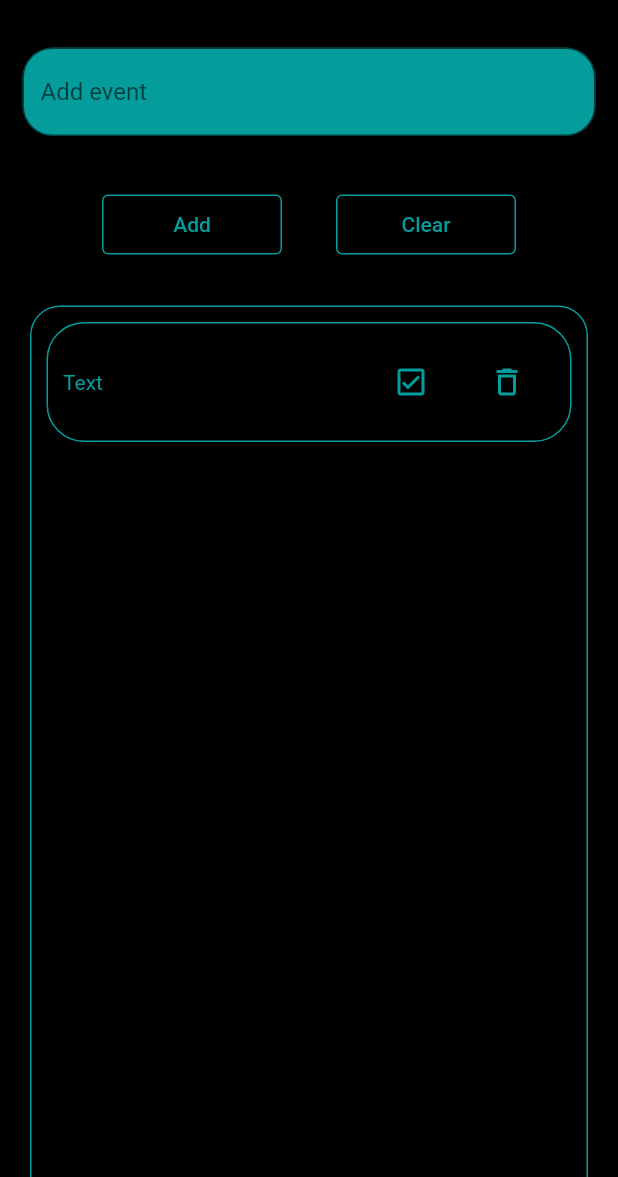
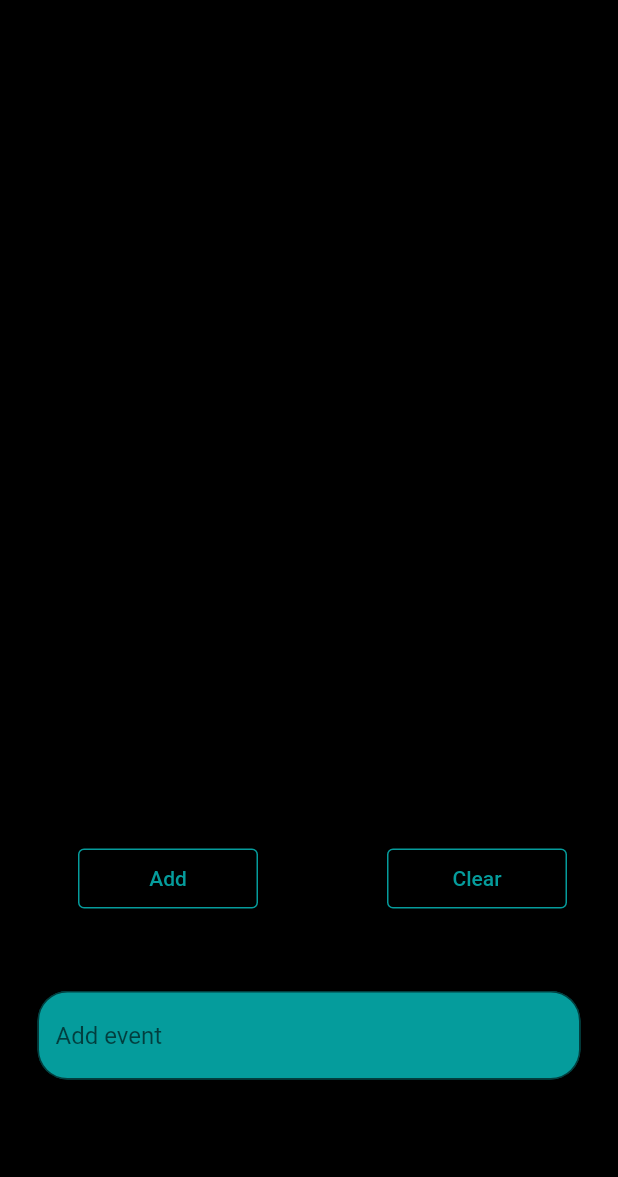
Before and after one commit to matev0syan/ToDoList, a Flutter app: the screen it shows after launch, after a tap on "Add", on a phone screen of 412 x 824 dp, the part 59-1236 px from its top. Run offline on Flutter 3.47's test engine with Material 2 defaults, Android fonts, the phone set to English and light mode, and no system bars; Roboto replaces fonts that are missing (Times New Roman).

Commit message:
with setstate end

```diff
--- a/lib/main.dart
+++ b/lib/main.dart
@@ -16,6 +16,10 @@ class MyApp extends StatefulWidget {
 }
 
 class _MyAppState extends State<MyApp> {
+  TextEditingController inputText = TextEditingController();
+  List todoList = [];
+  Color colortodo = Color.fromARGB(255, 5, 156, 156);
+  String useradd = '';
   @override
   Widget build(BuildContext context) {
     return MaterialApp(
@@ -33,15 +37,110 @@ class _MyAppState extends State<MyApp> {
             )),
             backgroundColor: Color.fromARGB(255, 0, 0, 0),
           ),
-            body: Column(
+          body: ListView.builder(
+              itemCount: todoList.length,
+              itemBuilder: (BuildContext context, int index) {
+                return Card(
+                    color: colortodo,
+                    borderOnForeground: true,
+                    child: Padding(
+                      padding: const EdgeInsets.fromLTRB(20, 5, 20, 5),
+                      child: Row(
+                        mainAxisAlignment: MainAxisAlignment.spaceBetween,
                         children: [
-                InputSpace(),
+                          Text('${index + 1}'),
+                          Text(todoList[index]),
                           Row(
+                            children: [
+                              IconButton(
+                                icon: Icon(Icons.done_outline),
+                                onPressed: () {
+                                  setState(() {
+                                    colortodo =
+                                        Color.fromARGB(255, 5, 207, 160);
+                                  });
+                                },
+                              ),
+                              IconButton(
+                                icon: Icon(Icons.delete_outline),
+                                onPressed: () {
+                                  setState(() {
+                                    todoList.removeAt(index);
+                                  });
+                                },
+                              ),
+                            ],
+                          )
+                        ],
+                      ),
+                    ));
+              }),
+          floatingActionButton: Row(
             mainAxisAlignment: MainAxisAlignment.spaceAround,
-                  children: [ButtonAdd(), ButtonClear()],
+            children: [
+              Padding(
+                padding: const EdgeInsets.fromLTRB(60, 20, 10, 10),
+                child: ElevatedButton(
+                  style: ElevatedButton.styleFrom(
+                    minimumSize: const Size(120, 40),
+                    side: const BorderSide(
+                      color: Color.fromARGB(255, 5, 156, 156),
                     ),
-                ToDoContainer(),
+                    primary: const Color.fromARGB(255, 0, 0, 0),
+                    onPrimary: const Color.fromARGB(255, 5, 156, 156),
+                  ),
+                  child: Text('Add'),
+                  onPressed: () {
+                    setState(() {
+                      if (useradd != '') {
+                        colortodo = Color.fromARGB(255, 5, 156, 156);
+                        todoList.add(useradd);
+                        inputText.clear();
+                        useradd = '';
+                      } else
+                        print('eror');
+                    });
+                  },
+                ),
+              ),
+              Padding(
+                padding: const EdgeInsets.fromLTRB(60, 20, 10, 10),
+                child: ElevatedButton(
+                  style: ElevatedButton.styleFrom(
+                    minimumSize: const Size(120, 40),
+                    side: const BorderSide(
+                      color: Color.fromARGB(255, 5, 156, 156),
+                    ),
+                    primary: const Color.fromARGB(255, 0, 0, 0),
+                    onPrimary: const Color.fromARGB(255, 5, 156, 156),
+                  ),
+                  child: Text('Clear'),
+                  onPressed: () {
+                    setState(() {
+                      inputText.clear();
+                    });
+                  },
+                ),
+              ),
             ],
-            )));
+          ),
+          bottomNavigationBar: Padding(
+              padding: const EdgeInsets.fromLTRB(10, 10, 10, 50),
+              child: Padding(
+                padding: const EdgeInsets.all(15.0),
+                child: TextField(
+                  controller: inputText,
+                  onChanged: (String value) {
+                    useradd = value;
+                  },
+                  decoration: InputDecoration(
+                      hintText: 'Add event',
+                      border: OutlineInputBorder(
+                          borderRadius: BorderRadius.circular(20)),
+                      fillColor: Color.fromARGB(255, 5, 156, 156),
+                      filled: true),
+                ),
+              )),
+        ));
   }
 }
```
Lines whose indentation alone changed are shown as unchanged.
